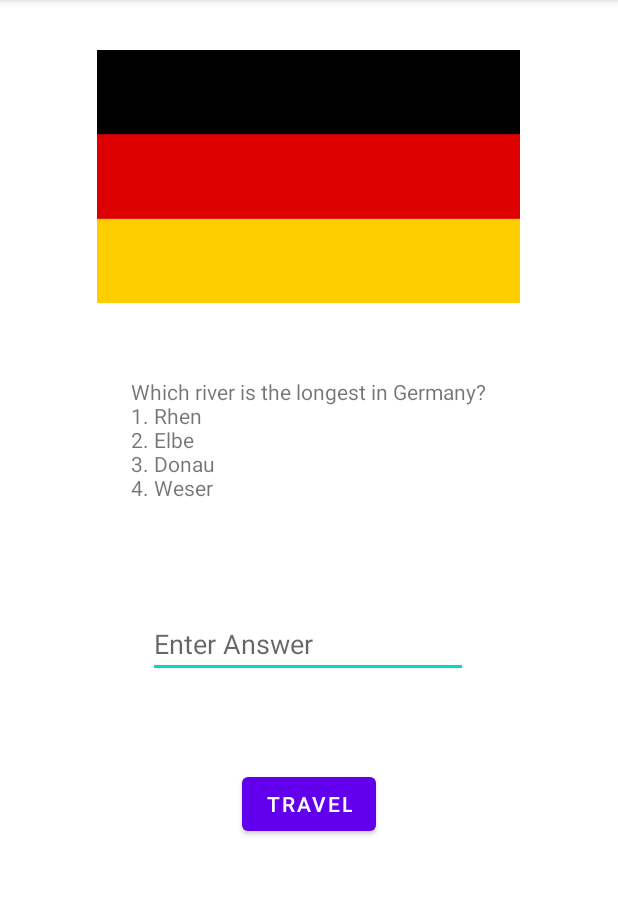
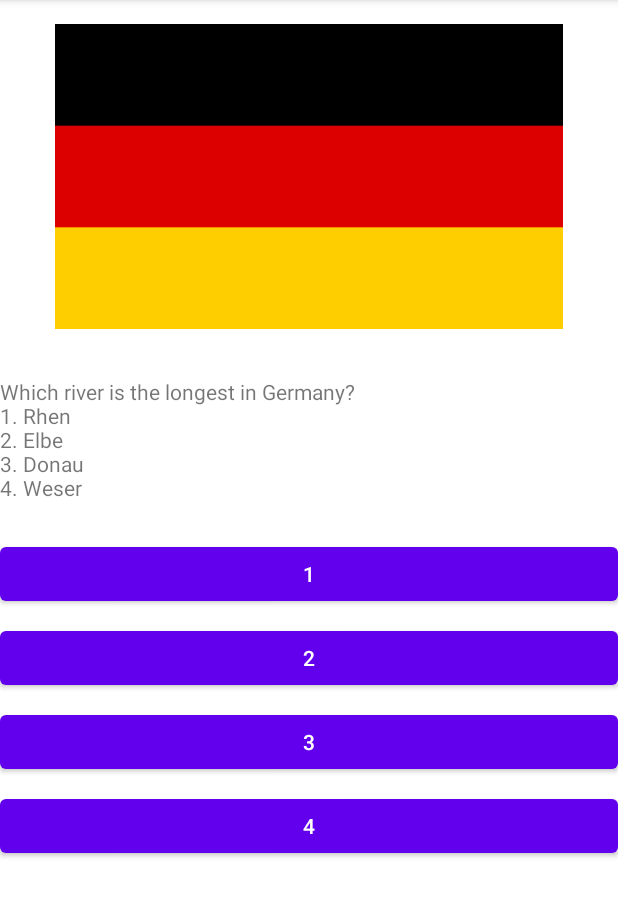
Before and after one commit to RticRtic/StockholmToRome, an Android app: the Germany screen opened directly, with no data from a screen before it, on a phone screen of 412 x 824 dp, the part 84-1000 px from its top. Run offline under Robolectric (Android 15) with nearby library versions, the phone set to English and light mode, and no system bars.

Commit message:
added new buttons

```diff
--- a/app/src/main/java/com/example/stockholmtorome/Germany.kt
+++ b/app/src/main/java/com/example/stockholmtorome/Germany.kt
@@ -4,7 +4,6 @@ import android.content.Intent
 import android.media.MediaPlayer
 import androidx.appcompat.app.AppCompatActivity
 import android.os.Bundle
-import android.util.Log
 import android.widget.Button
 import android.widget.EditText
 import android.widget.TextView
@@ -12,7 +11,6 @@ import android.widget.TextView
 class Germany : AppCompatActivity() {
 
     lateinit var userSeeQuestionView: TextView
-    lateinit var userPutInAnswerView: EditText
     var borderMusic : MediaPlayer? = null
 
 
@@ -22,7 +20,6 @@ class Germany : AppCompatActivity() {
 
 
         userSeeQuestionView = findViewById(R.id.userSeeQuestionGrTv)
-        userPutInAnswerView = findViewById(R.id.userAnswerGrEt)
 
         userSeeQuestionView.setText(
             "Which river is the longest in Germany?\n" +
@@ -32,9 +29,29 @@ class Germany : AppCompatActivity() {
                     "4. Weser")
         Thread.sleep(2000)
 
-        val button = findViewById<Button>(R.id.answerButtonGr)
-        button.setOnClickListener {
-            userAnswerGermany()
+        val button1 = findViewById<Button>(R.id.answerButtonGr1)
+                button1.setOnClickListener {
+                    startSwitzerlandPage()
+                        startBordermusic()
+                            userSeeQuestionView.setText("Good job! Travel on to Switzerland")
+        }
+        val button2 = findViewById<Button>(R.id.answerButtonGr2)
+                button2.setOnClickListener {
+                    borderControlPage()
+                        startBordermusic()
+                            userSeeQuestionView.setText("You faild, answer the bordercontrol!")
+        }
+        val button3 = findViewById<Button>(R.id.answerButtonGr3)
+                button3.setOnClickListener {
+                    borderControlPage()
+                        startBordermusic()
+                            userSeeQuestionView.setText("You faild, answer the bordercontrol!")
+        }
+        val button4 = findViewById<Button>(R.id.answerButtonGr4)
+                button4.setOnClickListener {
+                    borderControlPage()
+                        startBordermusic()
+                            userSeeQuestionView.setText("You faild, answer the bordercontrol!")
         }
 
 
@@ -49,21 +66,7 @@ class Germany : AppCompatActivity() {
     }
 
 
-    fun userAnswerGermany(): Boolean {
-        if (userPutInAnswerView.text.toString().toInt() == 1) {
-            userSeeQuestionView.setText("Good job! Travel on to Switzerland")
-            startSwitzerlandPage()
 
-
-
-        } else {
-            userSeeQuestionView.setText("You faild, answer the bordercontrol!")
-            startBordermusic()
-            borderControlPage()
-        }
-        return false
-
-    }
 
     fun startSwitzerlandPage() {
         val intent = Intent(this, Switzerland::class.java)
--- a/app/src/main/res/layout/activity_germany.xml
+++ b/app/src/main/res/layout/activity_germany.xml
@@ -8,7 +8,7 @@
 
     <ImageView
         android:id="@+id/germanyFladIv"
-        android:layout_width="282dp"
+        android:layout_width="match_parent"
         android:layout_height="203dp"
         android:layout_marginTop="16dp"
         app:layout_constraintEnd_toEndOf="parent"
@@ -19,7 +19,7 @@
 
     <TextView
         android:id="@+id/userSeeQuestionGrTv"
-        android:layout_width="wrap_content"
+        android:layout_width="match_parent"
         android:layout_height="wrap_content"
         android:layout_marginTop="32dp"
         android:text="TextView"
@@ -28,26 +28,41 @@
         app:layout_constraintStart_toStartOf="parent"
         app:layout_constraintTop_toBottomOf="@+id/germanyFladIv" />
 
-    <EditText
-        android:id="@+id/userAnswerGrEt"
-        android:layout_width="wrap_content"
+    <Button
+        android:id="@+id/answerButtonGr4"
+        android:layout_width="match_parent"
         android:layout_height="wrap_content"
-        android:layout_marginTop="72dp"
-        android:ems="10"
-        android:hint="Enter Answer"
-        android:inputType="textPersonName"
+        android:layout_marginTop="8dp"
+        android:text="4"
         app:layout_constraintEnd_toEndOf="parent"
-        app:layout_constraintHorizontal_bias="0.497"
+        app:layout_constraintHorizontal_bias="0.509"
         app:layout_constraintStart_toStartOf="parent"
-        app:layout_constraintTop_toBottomOf="@+id/userSeeQuestionGrTv" />
+        app:layout_constraintTop_toBottomOf="@+id/answerButtonGr3" />
 
     <Button
-        android:id="@+id/answerButtonGr"
-        android:layout_width="wrap_content"
+        android:id="@+id/answerButtonGr1"
+        android:layout_width="match_parent"
         android:layout_height="wrap_content"
-        android:layout_marginTop="60dp"
-        android:text="Travel"
-        app:layout_constraintEnd_toEndOf="parent"
-        app:layout_constraintStart_toStartOf="parent"
-        app:layout_constraintTop_toBottomOf="@+id/userAnswerGrEt" />
+        android:layout_marginTop="24dp"
+        android:text="1"
+        app:layout_constraintTop_toBottomOf="@+id/userSeeQuestionGrTv"
+        tools:layout_editor_absoluteX="160dp" />
+
+    <Button
+        android:id="@+id/answerButtonGr2"
+        android:layout_width="match_parent"
+        android:layout_height="wrap_content"
+        android:layout_marginTop="8dp"
+        android:text="2"
+        app:layout_constraintTop_toBottomOf="@+id/answerButtonGr1"
+        tools:layout_editor_absoluteX="160dp" />
+
+    <Button
+        android:id="@+id/answerButtonGr3"
+        android:layout_width="match_parent"
+        android:layout_height="wrap_content"
+        android:layout_marginTop="8dp"
+        android:text="3"
+        app:layout_constraintTop_toBottomOf="@+id/answerButtonGr2"
+        tools:layout_editor_absoluteX="160dp" />
 </androidx.constraintlayout.widget.ConstraintLayout>
```
Also changed, not shown: app/src/main/java/com/example/stockholmtorome/BorderControlGermany.kt (+31 -27 lines), app/src/main/java/com/example/stockholmtorome/Bordercontroll.kt (+24 -22 lines), app/src/main/java/com/example/stockholmtorome/Danmark.kt (+2 -14 lines), app/src/main/java/com/example/stockholmtorome/LastChanceDanmark.kt (+22 -16 lines), app/src/main/res/layout/activity_border_control_germany.xml (+33 -18 lines), app/src/main/res/layout/activity_bordercontroll.xml (+33 -12 lines), app/src/main/res/layout/activity_danmark.xml (+22 -24 lines), app/src/main/res/layout/activity_last_chance_danmark.xml (+30 -16 lines).
